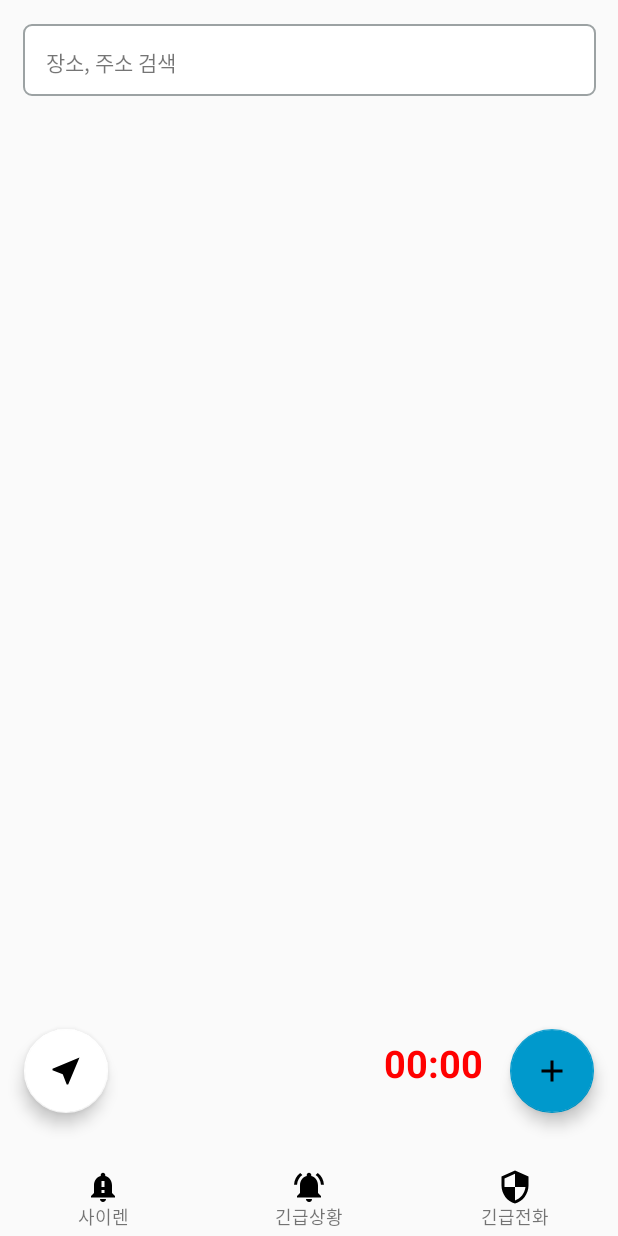
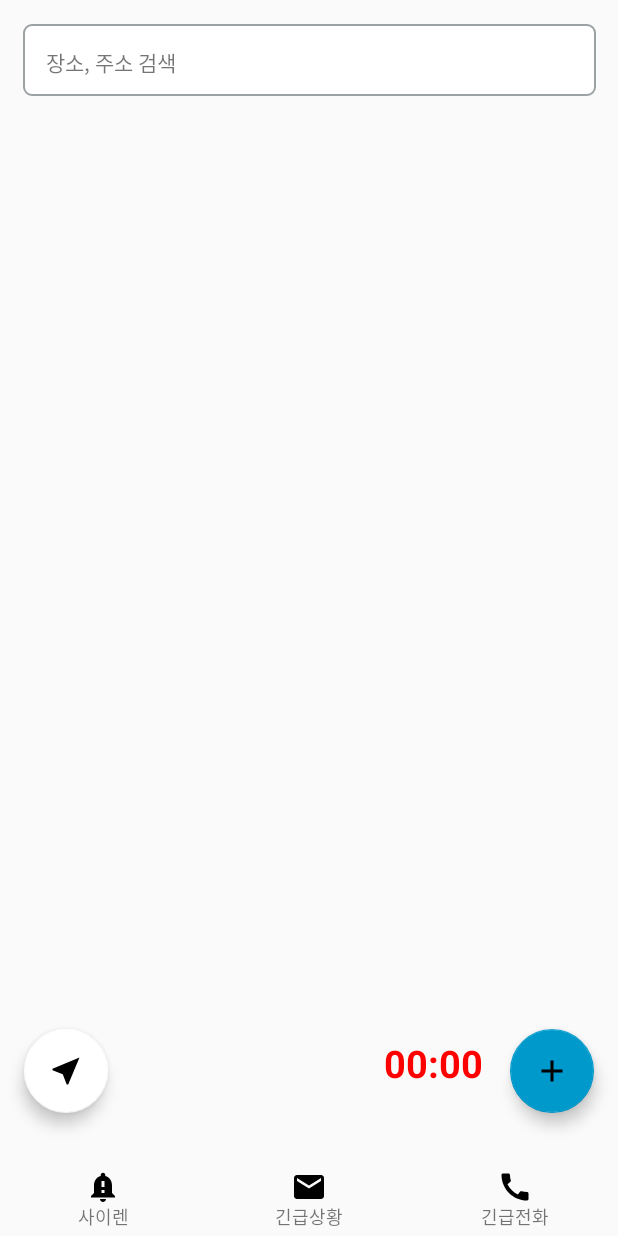
Before and after one commit to HallymSSH/SSHAndroid, an Android app: the screen it shows after launch (MainActivity), on a phone screen of 412 x 824 dp. Run offline under Robolectric (Android 15) with nearby library versions, the phone set to English and light mode, and no system bars; libraries missing offline, so code that uses them is left out: com.gun0912.tedpermission, com.skt; 10 statements that could not run were skipped.

Commit message:
아이콘 수정

```diff
--- /dev/null
+++ b/app/src/main/res/drawable/ic_baseline_call_24.xml
@@ -0,0 +1,9 @@
+<vector xmlns:android="http://schemas.android.com/apk/res/android"
+    android:width="24dp"
+    android:height="24dp"
+    android:viewportWidth="24"
+    android:viewportHeight="24">
+  <path
+      android:fillColor="#FF000000"
+      android:pathData="M20.01,15.38c-1.23,0 -2.42,-0.2 -3.53,-0.56 -0.35,-0.12 -0.74,-0.03 -1.01,0.24l-1.57,1.97c-2.83,-1.35 -5.48,-3.9 -6.89,-6.83l1.95,-1.66c0.27,-0.28 0.35,-0.67 0.24,-1.02 -0.37,-1.11 -0.56,-2.3 -0.56,-3.53 0,-0.54 -0.45,-0.99 -0.99,-0.99H4.19C3.65,3 3,3.24 3,3.99 3,13.28 10.73,21 20.01,21c0.71,0 0.99,-0.63 0.99,-1.18v-3.45c0,-0.54 -0.45,-0.99 -0.99,-0.99z"/>
+</vector>
--- /dev/null
+++ b/app/src/main/res/drawable/ic_baseline_local_post_office_24.xml
@@ -0,0 +1,9 @@
+<vector xmlns:android="http://schemas.android.com/apk/res/android"
+    android:width="24dp"
+    android:height="24dp"
+    android:viewportWidth="24"
+    android:viewportHeight="24">
+  <path
+      android:fillColor="#FF000000"
+      android:pathData="M20,4L4,4c-1.1,0 -1.99,0.9 -1.99,2L2,18c0,1.1 0.9,2 2,2h16c1.1,0 2,-0.9 2,-2L22,6c0,-1.1 -0.9,-2 -2,-2zM20,8l-8,5 -8,-5L4,6l8,5 8,-5v2z"/>
+</vector>
--- a/app/src/main/res/drawable/ic_tracking_on_off_button.xml
+++ b/app/src/main/res/drawable/ic_tracking_on_off_button.xml
@@ -1,5 +1,5 @@
 <?xml version="1.0" encoding="utf-8"?>
 <selector xmlns:android="http://schemas.android.com/apk/res/android">
-    <item android:state_checked="true" android:drawable="@drawable/ic_near_me_black_24dp" />
-    <item android:drawable="@drawable/ic_my_location_black_24dp" />
+    <item android:state_checked="true" android:drawable="@drawable/gps2" />
+    <item android:drawable="@drawable/gps1" />
 </selector>
--- a/app/src/main/res/layout/activity_main.xml
+++ b/app/src/main/res/layout/activity_main.xml
@@ -41,6 +41,7 @@
         app:layout_constraintEnd_toStartOf="@id/imageButton2"
         app:layout_constraintStart_toStartOf="parent"
         app:layout_constraintTop_toTopOf="@id/guideline"
+        app:layout_constraintVertical_bias="0.0"
         app:srcCompat="@drawable/ic_notification_important_black_24dp" />
 
     <TextView
@@ -65,7 +66,7 @@
         app:layout_constraintEnd_toStartOf="@id/imageButton3"
         app:layout_constraintStart_toEndOf="@id/imageButton1"
         app:layout_constraintTop_toTopOf="@id/guideline"
-        app:srcCompat="@drawable/ic_notifications_active_24px" />
+        app:srcCompat="@drawable/ic_baseline_local_post_office_24" />
 
     <TextView
         android:id="@+id/textView6"
@@ -89,7 +90,7 @@
         app:layout_constraintEnd_toEndOf="parent"
         app:layout_constraintStart_toEndOf="@id/imageButton2"
         app:layout_constraintTop_toTopOf="@id/guideline"
-        app:srcCompat="@drawable/ic_security_black_24dp" />
+        app:srcCompat="@drawable/ic_baseline_call_24" />
 
     <TextView
         android:id="@+id/textView7"
```
Also changed, not shown: app/src/main/res/layout/layout_route.xml (+6 -4 lines).
